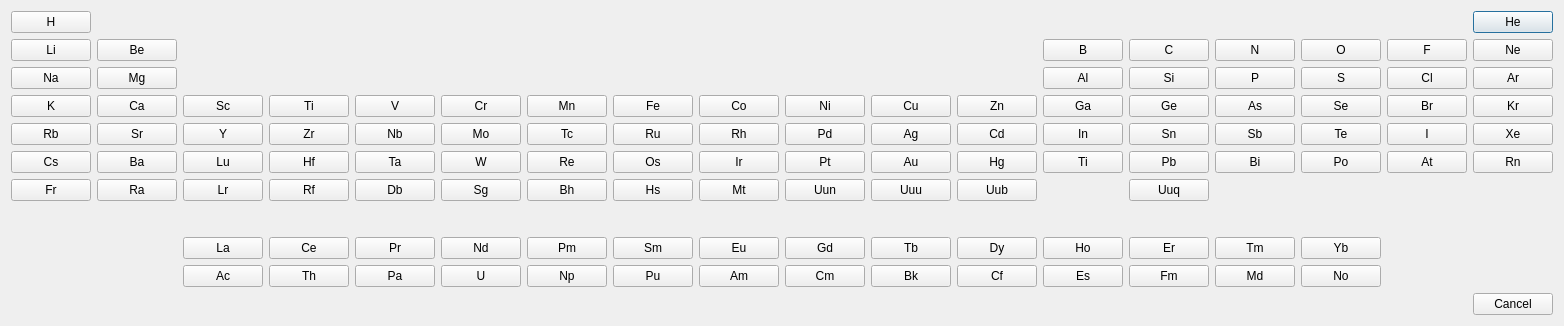
This is ca_framework/widgets/src/PeriodicDialog.ui in andrewrhyder/epicsqt as Qt 5 draws it before an edit. The edited form follows.
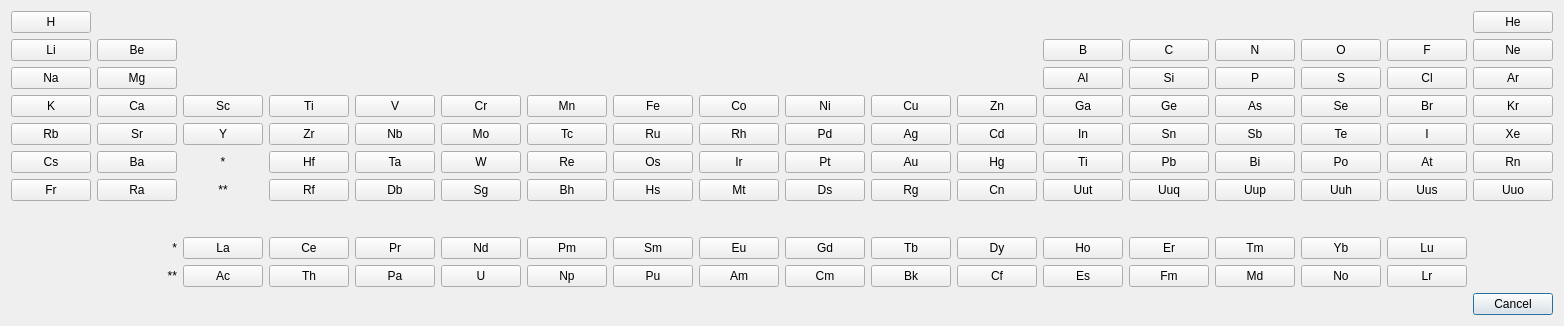
This is the edited form.

Commit message: Make Periodic setup dialog a bit larger to allow for various ui styles. Add all elements up to 118 and tidy element names and element information. Tidy element layout. When looking for matching element, compare all elements and match on closest all all matching, not just first matching. Set default tolerance values.

Diff of the .ui file:
```diff
--- a/ca_framework/widgets/src/PeriodicDialog.ui
+++ b/ca_framework/widgets/src/PeriodicDialog.ui
@@ -9,7 +9,7 @@
    <rect>
     <x>0</x>
     <y>0</y>
-    <width>874</width>
+    <width>912</width>
     <height>326</height>
    </rect>
   </property>
@@ -20,6 +20,13 @@
    <string>Element selection dialog</string>
   </property>
   <layout class="QGridLayout" name="gridLayout_3">
+   <item row="1" column="0">
+    <widget class="QDialogButtonBox" name="buttonBox">
+     <property name="standardButtons">
+      <set>QDialogButtonBox::Cancel</set>
+     </property>
+    </widget>
+   </item>
    <item row="0" column="0">
     <layout class="QGridLayout" name="gridLayout">
      <item row="0" column="17">
@@ -473,7 +480,7 @@
      <item row="6" column="9">
       <widget class="QPushButton" name="pushButton_110">
        <property name="text">
-        <string>Uun</string>
+        <string>Ds</string>
        </property>
       </widget>
      </item>
@@ -686,20 +693,6 @@
        </property>
       </widget>
      </item>
-     <item row="6" column="2">
-      <widget class="QPushButton" name="pushButton_103">
-       <property name="text">
-        <string>Lr</string>
-       </property>
-      </widget>
-     </item>
-     <item row="5" column="2">
-      <widget class="QPushButton" name="pushButton_071">
-       <property name="text">
-        <string>Lu</string>
-       </property>
-      </widget>
-     </item>
      <item row="4" column="2">
       <widget class="QPushButton" name="pushButton_039">
        <property name="text">
@@ -808,14 +801,103 @@
      <item row="6" column="10">
       <widget class="QPushButton" name="pushButton_111">
        <property name="text">
-        <string>Uuu</string>
+        <string>Rg</string>
        </property>
       </widget>
      </item>
      <item row="6" column="11">
       <widget class="QPushButton" name="pushButton_112">
        <property name="text">
-        <string>Uub</string>
+        <string>Cn</string>
+       </property>
+      </widget>
+     </item>
+     <item row="8" column="16">
+      <widget class="QPushButton" name="pushButton_071">
+       <property name="text">
+        <string>Lu</string>
+       </property>
+      </widget>
+     </item>
+     <item row="9" column="16">
+      <widget class="QPushButton" name="pushButton_103">
+       <property name="text">
+        <string>Lr</string>
+       </property>
+      </widget>
+     </item>
+     <item row="5" column="2">
+      <widget class="QLabel" name="label">
+       <property name="text">
+        <string>*</string>
+       </property>
+       <property name="alignment">
+        <set>Qt::AlignCenter</set>
+       </property>
+      </widget>
+     </item>
+     <item row="6" column="2">
+      <widget class="QLabel" name="label_2">
+       <property name="text">
+        <string>**</string>
+       </property>
+       <property name="alignment">
+        <set>Qt::AlignCenter</set>
+       </property>
+      </widget>
+     </item>
+     <item row="9" column="1">
+      <widget class="QLabel" name="label_3">
+       <property name="text">
+        <string>**</string>
+       </property>
+       <property name="alignment">
+        <set>Qt::AlignRight|Qt::AlignTrailing|Qt::AlignVCenter</set>
+       </property>
+      </widget>
+     </item>
+     <item row="8" column="1">
+      <widget class="QLabel" name="label_4">
+       <property name="text">
+        <string>*</string>
+       </property>
+       <property name="alignment">
+        <set>Qt::AlignRight|Qt::AlignTrailing|Qt::AlignVCenter</set>
+       </property>
+      </widget>
+     </item>
+     <item row="6" column="14">
+      <widget class="QPushButton" name="pushButton_115">
+       <property name="text">
+        <string>Uup</string>
+       </property>
+      </widget>
+     </item>
+     <item row="6" column="15">
+      <widget class="QPushButton" name="pushButton_116">
+       <property name="text">
+        <string>Uuh</string>
+       </property>
+      </widget>
+     </item>
+     <item row="6" column="16">
+      <widget class="QPushButton" name="pushButton_117">
+       <property name="text">
+        <string>Uus</string>
+       </property>
+      </widget>
+     </item>
+     <item row="6" column="17">
+      <widget class="QPushButton" name="pushButton_118">
+       <property name="text">
+        <string>Uuo</string>
+       </property>
+      </widget>
+     </item>
+     <item row="6" column="12">
+      <widget class="QPushButton" name="pushButton_113">
+       <property name="text">
+        <string>Uut</string>
        </property>
       </widget>
      </item>
@@ -828,13 +910,6 @@
      </item>
     </layout>
    </item>
-   <item row="1" column="0">
-    <widget class="QDialogButtonBox" name="buttonBox">
-     <property name="standardButtons">
-      <set>QDialogButtonBox::Cancel</set>
-     </property>
-    </widget>
-   </item>
   </layout>
  </widget>
  <resources/>
```
The commit also changes 7 other files.
